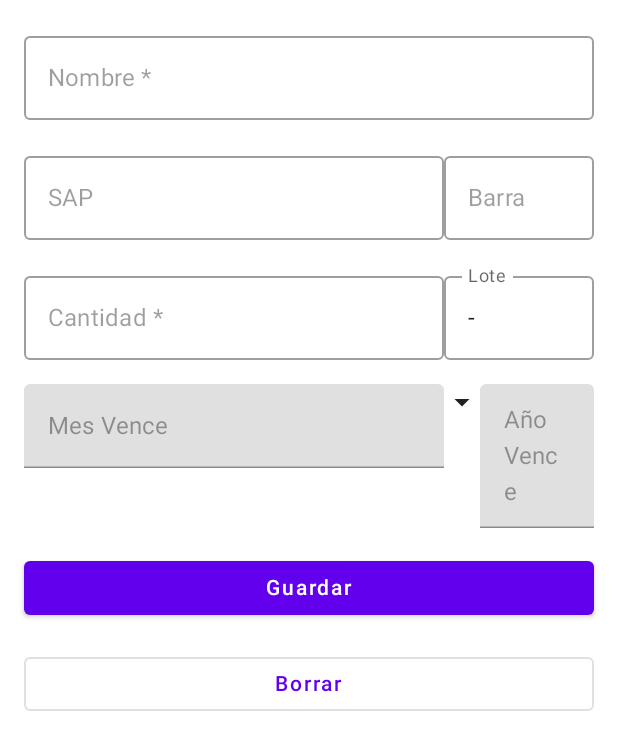
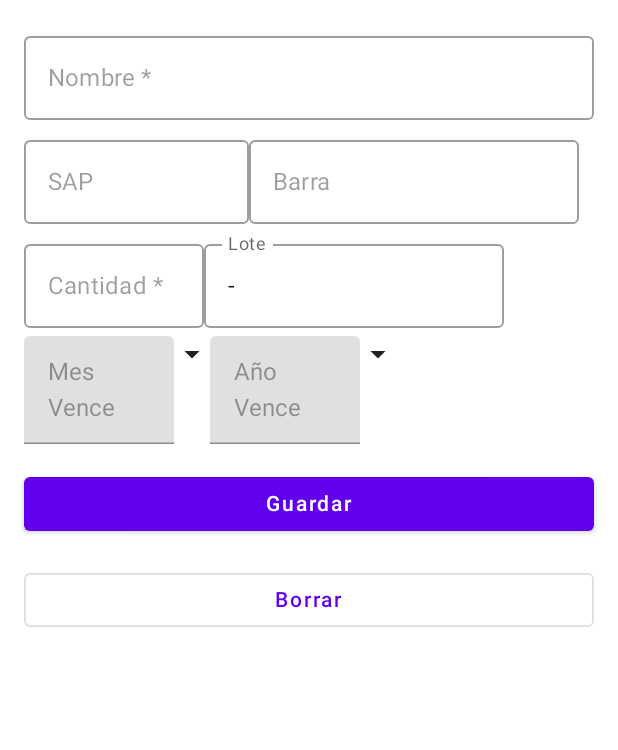
Before and after one commit to carlosmelendezr/Inventario, an Android app built with Jetpack Compose: the @Preview function ItemDetailsScreenPreview, on a phone screen of 412 x 824 dp. Shown: the top 750 px of the screen. Run offline under Robolectric (Android 15) with nearby library versions, the phone set to English and light mode, and no system bars.

Commit message:
Pantalla Detalles

```diff
--- a/app/src/main/java/com/veramed/inventario/ui/lista/ListaAgregarItemScreen.kt
+++ b/app/src/main/java/com/veramed/inventario/ui/lista/ListaAgregarItemScreen.kt
@@ -118,7 +118,7 @@ fun AgregarItemEntryBody(
     Column(
         modifier = modifier
             .fillMaxWidth()
-            .padding(16.dp),
+            .padding(5.dp),
         verticalArrangement = Arrangement.spacedBy(32.dp)
     ) {
         //CameraPreview()
@@ -204,7 +204,7 @@ fun AgregarItemInputForm(
                 }
             ),
             label = { Text(stringResource(R.string.quantity_req)) },
-            modifier = Modifier.focusRequester(cantFocusRequester).width(100.dp),
+            modifier = Modifier.focusRequester(cantFocusRequester).width(120.dp),
             enabled = enabled,
             singleLine = true,
 
--- a/app/src/main/java/com/veramed/inventario/ui/lista/ListaDetalleScreen.kt
+++ b/app/src/main/java/com/veramed/inventario/ui/lista/ListaDetalleScreen.kt
@@ -132,7 +132,7 @@ fun EditItemInputForm(
     enabled: Boolean = true
 ) {
 
-    Column(modifier = modifier.fillMaxWidth(), verticalArrangement = Arrangement.spacedBy(16.dp)) {
+    Column(modifier = modifier.fillMaxWidth(), verticalArrangement = Arrangement.spacedBy(5.dp)) {
         OutlinedTextField(
              value = itemDetails.name,
              onValueChange = { },
@@ -144,6 +144,7 @@ fun EditItemInputForm(
         Row() {
             OutlinedTextField(
                 value = itemDetails.sap,
+                modifier = Modifier.width(150.dp),
                 onValueChange = {},
                 label = { Text(stringResource(R.string.sap)) },
                 enabled = false,
@@ -152,6 +153,7 @@ fun EditItemInputForm(
             OutlinedTextField(
                 value = itemDetails.barra,
                 onValueChange = { },
+                modifier = Modifier.width(220.dp),
                 keyboardOptions = KeyboardOptions(keyboardType = KeyboardType.Number),
                 label = { Text(stringResource(R.string.barra)) },
                 enabled = false,
@@ -163,6 +165,7 @@ fun EditItemInputForm(
         Row() {
             OutlinedTextField(
                 value = itemDetails.quantity,
+                modifier = Modifier.width(120.dp),
                 onValueChange = { onValueChange(datosVence.copy(quantity =it.toInt())) },
                 keyboardOptions = KeyboardOptions(keyboardType = KeyboardType.Number),
                 label = { Text(stringResource(R.string.quantity_req)) },
@@ -171,6 +174,7 @@ fun EditItemInputForm(
             )
             OutlinedTextField(
                 value = datosVence.lote,
+                modifier = Modifier.width(200.dp),
                 onValueChange = { onValueChange(datosVence.copy(lote = it.uppercase())) },
                 label = { Text(stringResource(R.string.item_lote)) },
                 enabled = true,
@@ -226,8 +230,7 @@ fun ItemInputLote(
                     onValueChange = { onValueChange(datosVence.copy(mes = it)) },
 
                     label={Text("Mes Vence")},
-                    modifier = Modifier
-
+                    modifier = Modifier.width(100.dp)
                         .clickable {
                             mesexpan = !mesexpan
                         },
@@ -272,8 +275,7 @@ fun ItemInputLote(
                     onValueChange = {onValueChange(datosVence.copy(year = it))
                         },
                     label={Text("Año Vence")},
-                    modifier = Modifier
-
+                    modifier = Modifier.width(100.dp)
                         .clickable {
                             yearexpan = !yearexpan
                         },
```
